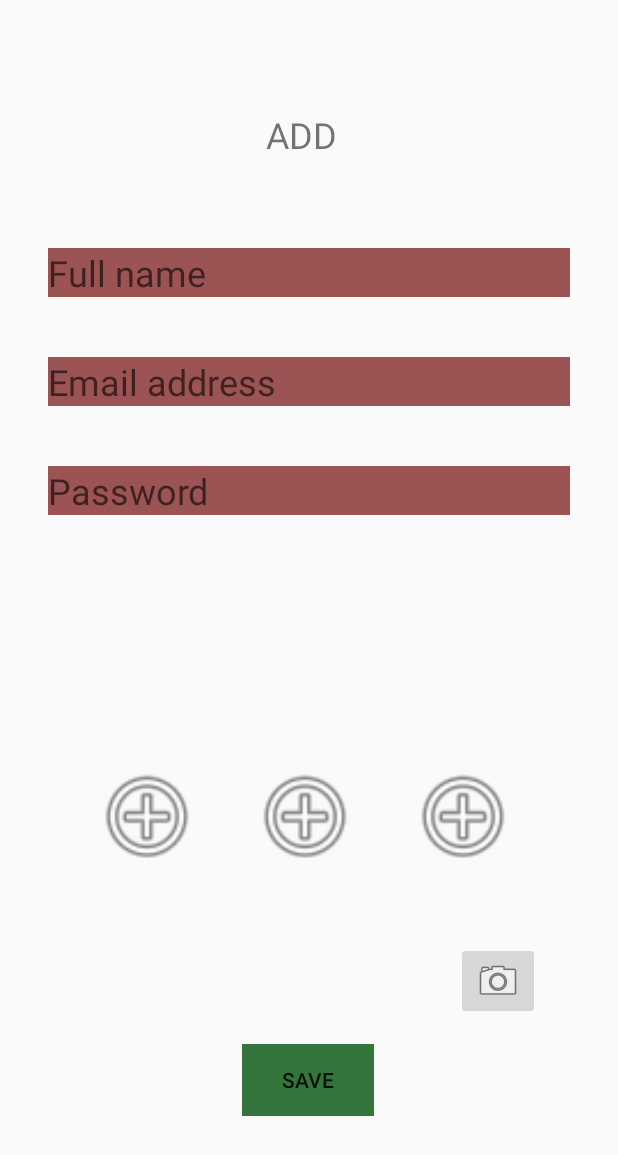
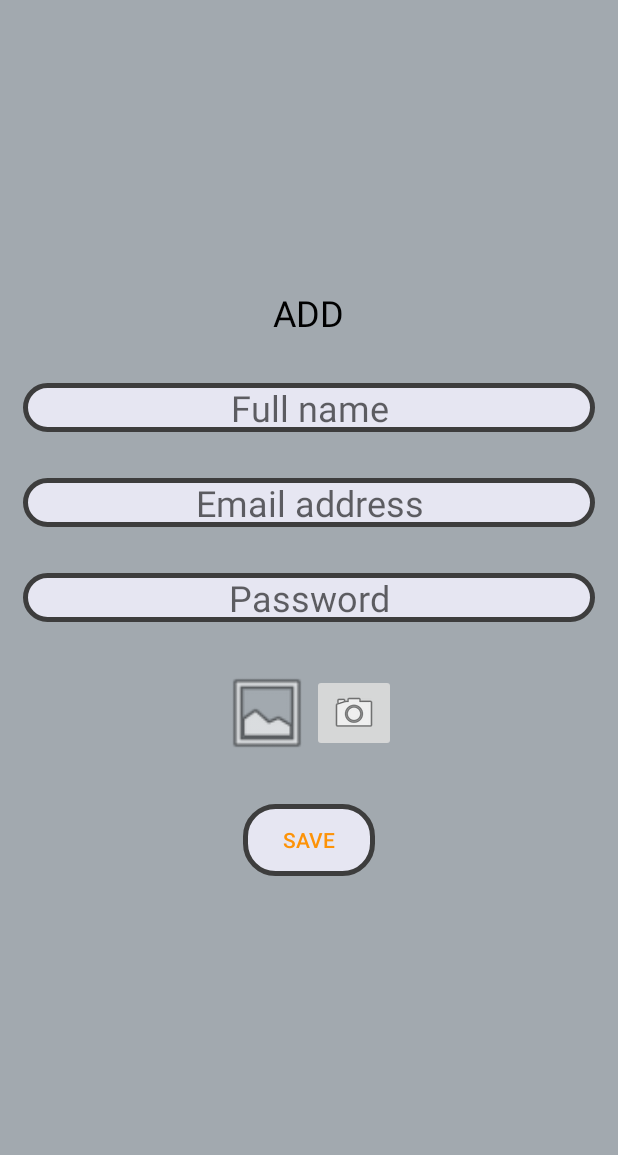
Before and after one commit to davidgiladi/Face_Zon, an Android app: the layout activity_add__object.xml on its own in the app's theme, with its tools: preview values and no code run, on a phone screen of 412 x 824 dp. Shown: the top 1155 px of the screen. Run offline under Robolectric (Android 15) with nearby library versions, the phone set to English and light mode, and no system bars.

Commit message:
all xml file updated (you need to connect them i didn't do it )

```diff
--- a/app/src/main/AndroidManifest.xml
+++ b/app/src/main/AndroidManifest.xml
@@ -5,7 +5,7 @@
     <uses-permission android:name="android.permission.INTERNET" />
     <uses-permission android:name="android.permission.CAMERA" />
     <uses-permission android:name="android.permission.READ_EXTERNAL_STORAGE" />
-    <uses-permission android:name="android.permission.WRITE_EXTERNAL_STORAGE" />
+    <uses-permission android:name="android.permission.WRITE_EXTERNAL_STORAGE"/>
     <uses-permission android:name="android.permission.ACCESS_NETWORK_STATE" />
 
 
@@ -18,7 +18,7 @@
         android:roundIcon="@mipmap/ic_launcher_round"
         android:supportsRtl="true"
         android:theme="@style/AppTheme">
-        <activity android:name=".MainActivity2"></activity>
+        <activity android:name=".MainActivity2"/>
         <activity android:name=".List_Object" />
         <activity android:name=".demo" />
         <activity android:name=".Add_Object" />
--- a/app/src/main/java/com/example/face/Add_Object.java
+++ b/app/src/main/java/com/example/face/Add_Object.java
@@ -70,9 +70,6 @@ public class Add_Object extends AppCompatActivity {
         bt_save = findViewById(R.id.bt_save);
         bt_camere = findViewById(R.id.bt_camera);
         image_view_1 = findViewById(R.id.image_view_1);
-        image_view_2 = findViewById(R.id.image_view_2);
-        image_view_3 = findViewById(R.id.image_view_3);
-
 
         FirebaseUser user = FirebaseAuth.getInstance().getCurrentUser();
         final String user_ID = user.getUid();
--- a/app/src/main/java/com/example/face/Login.java
+++ b/app/src/main/java/com/example/face/Login.java
@@ -100,4 +100,7 @@ public class Login extends AppCompatActivity {
         });
 
     }
+
+    @Override
+    public void onBackPressed() {}// this is canceling the option to go back because if i go back it can get me to MainActivity.class
 }
--- a/app/src/main/java/com/example/face/MainActivity.java
+++ b/app/src/main/java/com/example/face/MainActivity.java
@@ -2,6 +2,7 @@ package com.example.face;
 
 import androidx.appcompat.app.AppCompatActivity;
 
+import android.annotation.SuppressLint;
 import android.content.Intent;
 import android.os.Bundle;
 import android.view.View;
@@ -17,6 +18,7 @@ public class MainActivity extends AppCompatActivity {
     FirebaseStorage mStorageRef;
     TextView textView;
 
+    @SuppressLint("SetTextI18n")
     @Override
     protected void onCreate(Bundle savedInstanceState) {
         super.onCreate(savedInstanceState);
@@ -42,7 +44,7 @@ public class MainActivity extends AppCompatActivity {
         bt_demo = findViewById(R.id.bt_demo);
         bt_logout = findViewById(R.id.bt_logout);
         fAut = FirebaseAuth.getInstance();
-        textView.setText(fAut.getCurrentUser().getUid());
+        textView.setText( "Current user : " + fAut.getCurrentUser().getUid());
 
         bt_logout.setOnClickListener(new View.OnClickListener() {
             @Override
--- /dev/null
+++ b/app/src/main/res/drawable/elements_style.xml
@@ -0,0 +1,8 @@
+<?xml version="1.0" encoding="utf-8"?>
+<shape xmlns:android="http://schemas.android.com/apk/res/android" android:shape="rectangle">
+
+    <corners android:radius="20dp"/>
+    <solid android:color="@color/backgroundElementsColor"/>
+    <stroke android:color="@color/borderColor" android:width="3dp"/>
+
+</shape>
--- /dev/null
+++ b/app/src/main/res/drawable/ic_baseline_list_24.xml
@@ -0,0 +1,5 @@
+<vector android:autoMirrored="true" android:height="24dp"
+    android:tint="#FD9308" android:viewportHeight="24"
+    android:viewportWidth="24" android:width="24dp" xmlns:android="http://schemas.android.com/apk/res/android">
+    <path android:fillColor="@android:color/white" android:pathData="M3,13h2v-2L3,11v2zM3,17h2v-2L3,15v2zM3,9h2L5,7L3,7v2zM7,13h14v-2L7,11v2zM7,17h14v-2L7,15v2zM7,7v2h14L21,7L7,7z"/>
+</vector>
--- /dev/null
+++ b/app/src/main/res/drawable/ic_login_24.xml
@@ -0,0 +1,5 @@
+<vector android:height="24dp" android:tint="#FD9308"
+    android:viewportHeight="24" android:viewportWidth="24"
+    android:width="24dp" xmlns:android="http://schemas.android.com/apk/res/android">
+    <path android:fillColor="@android:color/white" android:pathData="M11,7L9.6,8.4l2.6,2.6H2v2h10.2l-2.6,2.6L11,17l5,-5L11,7zM20,19h-8v2h10V3H12v2h8V19z"/>
+</vector>
--- a/app/src/main/res/layout/activity_add__object.xml
+++ b/app/src/main/res/layout/activity_add__object.xml
@@ -1,154 +1,96 @@
 <?xml version="1.0" encoding="utf-8"?>
-<androidx.constraintlayout.widget.ConstraintLayout xmlns:android="http://schemas.android.com/apk/res/android"
+<LinearLayout xmlns:android="http://schemas.android.com/apk/res/android"
     xmlns:app="http://schemas.android.com/apk/res-auto"
     xmlns:tools="http://schemas.android.com/tools"
     android:layout_width="match_parent"
     android:layout_height="match_parent"
-    tools:context=".Add_Object">
+    tools:context=".Add_Object"
+    android:gravity="center"
+    android:orientation="vertical"
+    android:background="@color/backgroundAppColor">
 
 
     <TextView
         android:id="@+id/textView4"
-        android:layout_width="86dp"
-        android:layout_height="50dp"
-        android:layout_marginStart="32dp"
-        android:layout_marginEnd="32dp"
-        android:padding="10dp"
-        android:text="add "
+        android:layout_width="wrap_content"
+        android:layout_height="wrap_content"
+        android:layout_margin="15dp"
+        android:text="add"
+        android:textColor="@color/black"
         android:textAllCaps="true"
-        android:textDirection="firstStrong"
-        android:textSize="24sp"
-        app:layout_constraintBottom_toBottomOf="parent"
-        app:layout_constraintEnd_toEndOf="parent"
-        app:layout_constraintHorizontal_bias="0.517"
-        app:layout_constraintStart_toStartOf="parent"
-        app:layout_constraintTop_toTopOf="parent"
-        app:layout_constraintVertical_bias="0.082" />
+        android:textSize="24sp" />
 
     <EditText
         android:id="@+id/username"
-        android:layout_width="0dp"
+        android:layout_width="match_parent"
         android:layout_height="wrap_content"
-        android:layout_marginStart="32dp"
-        android:layout_marginEnd="32dp"
-        android:background="#9C5353"
+        android:layout_margin="15dp"
+        android:gravity="center"
+        android:background="@drawable/elements_style"
         android:ems="10"
         android:hint="Full name"
-        android:inputType=""
-        android:textColorHighlight="#E8D10C"
-        android:textSize="24sp"
-        app:layout_constraintBottom_toBottomOf="parent"
-        app:layout_constraintEnd_toEndOf="parent"
-        app:layout_constraintHorizontal_bias="0.0"
-        app:layout_constraintStart_toStartOf="parent"
-        app:layout_constraintTop_toBottomOf="@+id/textView4"
-        app:layout_constraintVertical_bias="0.077" />
+        android:textSize="24sp" />
 
     <EditText
         android:id="@+id/user_email"
-        android:layout_width="0dp"
+        android:layout_width="match_parent"
         android:layout_height="wrap_content"
-        android:layout_marginStart="32dp"
-        android:layout_marginTop="40dp"
-        android:layout_marginEnd="32dp"
+        android:layout_margin="15dp"
+        android:gravity="center"
+        android:background="@drawable/elements_style"
         android:ems="10"
-        android:background="#9C5353"
         android:hint="Email address"
-
-        android:textSize="24sp"
-        android:inputType="textPersonName"
-        app:layout_constraintEnd_toEndOf="parent"
-        app:layout_constraintHorizontal_bias="0.497"
-        app:layout_constraintStart_toStartOf="parent"
-        app:layout_constraintTop_toBottomOf="@+id/username" />
+        android:textSize="24sp" />
 
 
     <EditText
         android:id="@+id/user_password"
-        android:layout_width="0dp"
+        android:layout_width="match_parent"
         android:layout_height="wrap_content"
-        android:layout_marginStart="32dp"
-        android:layout_marginTop="40dp"
-        android:layout_marginEnd="32dp"
-        android:background="#9C5353"
+        android:layout_margin="15dp"
+        android:gravity="center"
+        android:background="@drawable/elements_style"
         android:ems="10"
         android:hint="Password"
-        android:inputType="textPersonName"
-        android:textSize="24sp"
-        app:layout_constraintEnd_toEndOf="parent"
-        app:layout_constraintHorizontal_bias="0.497"
-        app:layout_constraintStart_toStartOf="parent"
-        app:layout_constraintTop_toBottomOf="@+id/user_email" />
+        android:inputType="textPassword"
+        android:textSize="24sp"/>
 
+    <LinearLayout
+        android:layout_width="wrap_content"
+        android:layout_height="wrap_content"
+        android:orientation="horizontal"
+        android:layout_margin="15dp"
+        android:gravity="center">
 
+        <ImageView
+            android:id="@+id/image_view_1"
+            android:layout_width="60dp"
+            android:layout_height="60dp"
+
+            app:srcCompat="@android:drawable/ic_menu_gallery" />
+
+        <ImageButton
+            android:id="@+id/bt_camera"
+            android:layout_width="wrap_content"
+            android:layout_height="wrap_content"
+            app:srcCompat="@android:drawable/ic_menu_camera"/>
+
+    </LinearLayout>
 
     <Button
         android:id="@+id/bt_save"
         android:layout_width="wrap_content"
         android:layout_height="wrap_content"
-        android:layout_marginBottom="80dp"
-        android:background="#33753B"
-        android:text="SAVE"
-        app:layout_constraintBottom_toBottomOf="parent"
-        app:layout_constraintEnd_toEndOf="parent"
-        app:layout_constraintHorizontal_bias="0.498"
-        app:layout_constraintStart_toStartOf="parent" />
+        android:layout_margin="15dp"
+        android:background="@drawable/elements_style"
+        android:textColor="@color/colorPrimaryDark"
+        android:text="SAVE" />
 
     <ProgressBar
         android:id="@+id/progressBar"
         style="?android:attr/progressBarStyle"
-        android:layout_width="38dp"
-        android:layout_height="35dp"
-
-        android:layout_marginBottom="32dp"
-        android:visibility="invisible"
-        app:layout_constraintBottom_toTopOf="@+id/bt_save"
-        app:layout_constraintEnd_toEndOf="parent"
-        app:layout_constraintHorizontal_bias="0.498"
-        app:layout_constraintStart_toStartOf="parent"/>
-
-    <ImageButton
-        android:id="@+id/bt_camera"
         android:layout_width="wrap_content"
         android:layout_height="wrap_content"
-        android:layout_marginEnd="52dp"
-        android:layout_marginBottom="144dp"
-        app:layout_constraintBottom_toBottomOf="parent"
-        app:layout_constraintEnd_toEndOf="parent"
-        app:layout_constraintVertical_bias="0.59"
-        app:srcCompat="@android:drawable/ic_menu_camera" />
+        android:visibility="invisible"/>
 
-    <ImageView
-        android:id="@+id/image_view_1"
-        android:layout_width="73dp"
-        android:layout_height="73dp"
-        android:layout_marginBottom="48dp"
-        app:layout_constraintBottom_toTopOf="@+id/progressBar"
-        app:layout_constraintEnd_toEndOf="parent"
-        app:layout_constraintHorizontal_bias="0.182"
-        app:layout_constraintStart_toStartOf="parent"
-        app:srcCompat="@android:drawable/ic_menu_add"
-        />
-
-    <ImageView
-        android:id="@+id/image_view_2"
-        android:layout_width="73dp"
-        android:layout_height="73dp"
-        android:layout_marginStart="32dp"
-        android:layout_marginBottom="48dp"
-        app:layout_constraintBottom_toTopOf="@+id/progressBar"
-        app:layout_constraintStart_toEndOf="@+id/image_view_1"
-        app:srcCompat="@android:drawable/ic_menu_add"
-        />
-    <ImageView
-        android:id="@+id/image_view_3"
-        android:layout_width="73dp"
-        android:layout_height="73dp"
-        android:layout_marginStart="32dp"
-        android:layout_marginBottom="48dp"
-        app:layout_constraintBottom_toTopOf="@+id/progressBar"
-        app:layout_constraintStart_toEndOf="@+id/image_view_2"
-        app:srcCompat="@android:drawable/ic_menu_add"
-        />
-
-</androidx.constraintlayout.widget.ConstraintLayout>
+</LinearLayout>
--- a/app/src/main/res/values/colors.xml
+++ b/app/src/main/res/values/colors.xml
@@ -1,6 +1,11 @@
 <?xml version="1.0" encoding="utf-8"?>
 <resources>
     <color name="colorPrimary">#6200EE</color>
-    <color name="colorPrimaryDark">#3700B3</color>
-    <color name="colorAccent">#03DAC5</color>
+    <color name="colorPrimaryDark">#FD9308</color>
+    <color name="colorAccent">#FD9308</color>
+    <color name="borderColor">#3D3D3D</color>
+    <color name="backgroundElementsColor">#e6e6f2</color>
+    <color name="backgroundAppColor">#A2A9AF</color>
+    <color name="black">#000000</color>
+    <color name="white">#ffffff</color>
 </resources>
--- a/app/src/main/res/values/styles.xml
+++ b/app/src/main/res/values/styles.xml
@@ -1,6 +1,6 @@
 <resources>
     <!-- Base application theme. -->
-    <style name="AppTheme" parent="Theme.AppCompat.Light.DarkActionBar">
+    <style name="AppTheme" parent="Theme.AppCompat.Light.NoActionBar">
         <!-- Customize your theme here. -->
         <item name="colorPrimary">@color/colorPrimary</item>
         <item name="colorPrimaryDark">@color/colorPrimaryDark</item>
```
Also changed, not shown: app/src/main/res/drawable/ic_round_person_add_alt_1_24.xml (added, +7 -0 lines), app/src/main/res/drawable/image_border.xml (added, +7 -0 lines), app/src/main/res/layout/activity_list__object.xml (+5 -8 lines), app/src/main/res/layout/activity_login.xml (+31 -59 lines), app/src/main/res/layout/activity_main.xml (+57 -45 lines), app/src/main/res/layout/row.xml (+10 -13 lines), app/src/main/res/layout/your_image.xml (+7 -6 lines).
